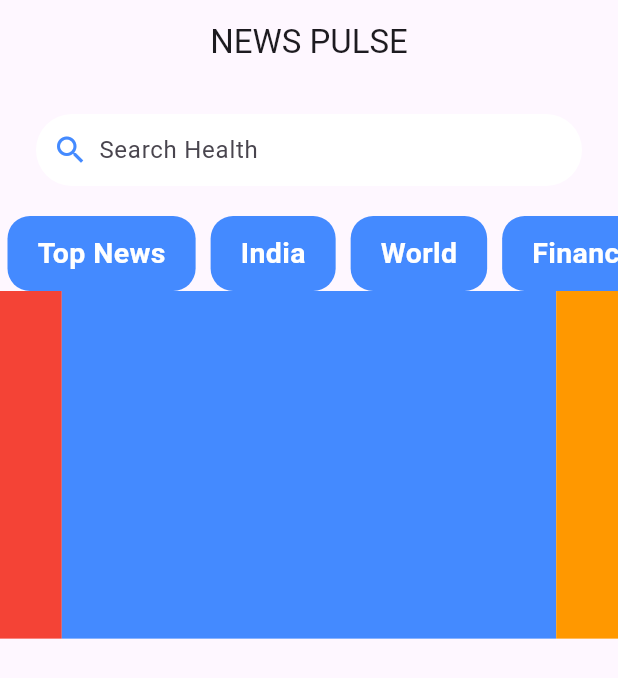
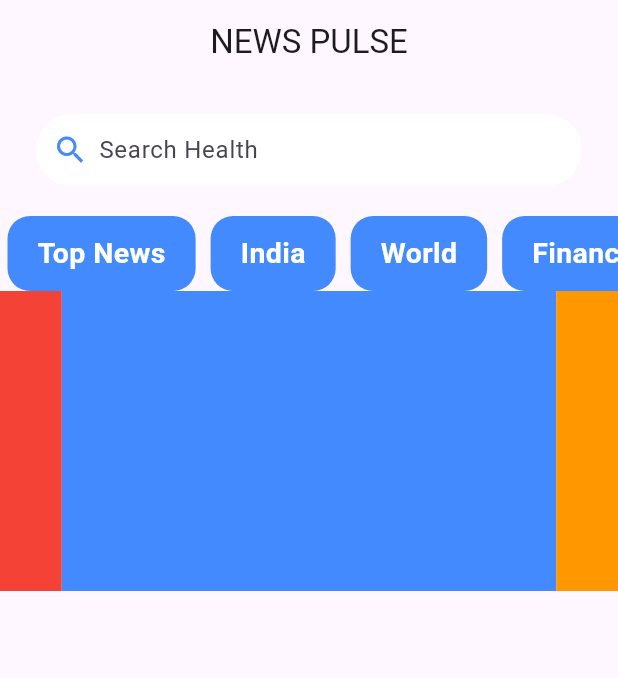
Before and after one commit to kanishkadz/news_app, a Flutter app: the screen it shows after launch, on a phone screen of 412 x 824 dp. Shown: the top 678 px of the screen. Run offline on Flutter 3.47's test engine with Material 3 defaults, Android fonts, the phone set to English and light mode, and no system bars; drawn by our look-alikes of carousel_slider.

Commit message:
Update home.dart

```diff
--- a/lib/home.dart
+++ b/lib/home.dart
@@ -1,6 +1,7 @@
 import 'package:carousel_slider/carousel_slider.dart';
 import 'package:flutter/material.dart';
-import 'package:carousel_slider';
+import 'package:carousel_slider/carousel_slider.dart';
+
 
 class Home extends StatefulWidget {
   const Home({super.key});
@@ -100,6 +101,7 @@ class _HomeState extends State<Home> {
           ),
           CarouselSlider(
             options: CarouselOptions(
+              height: 200,
 
             ),
             items: items.map((item) {
```
